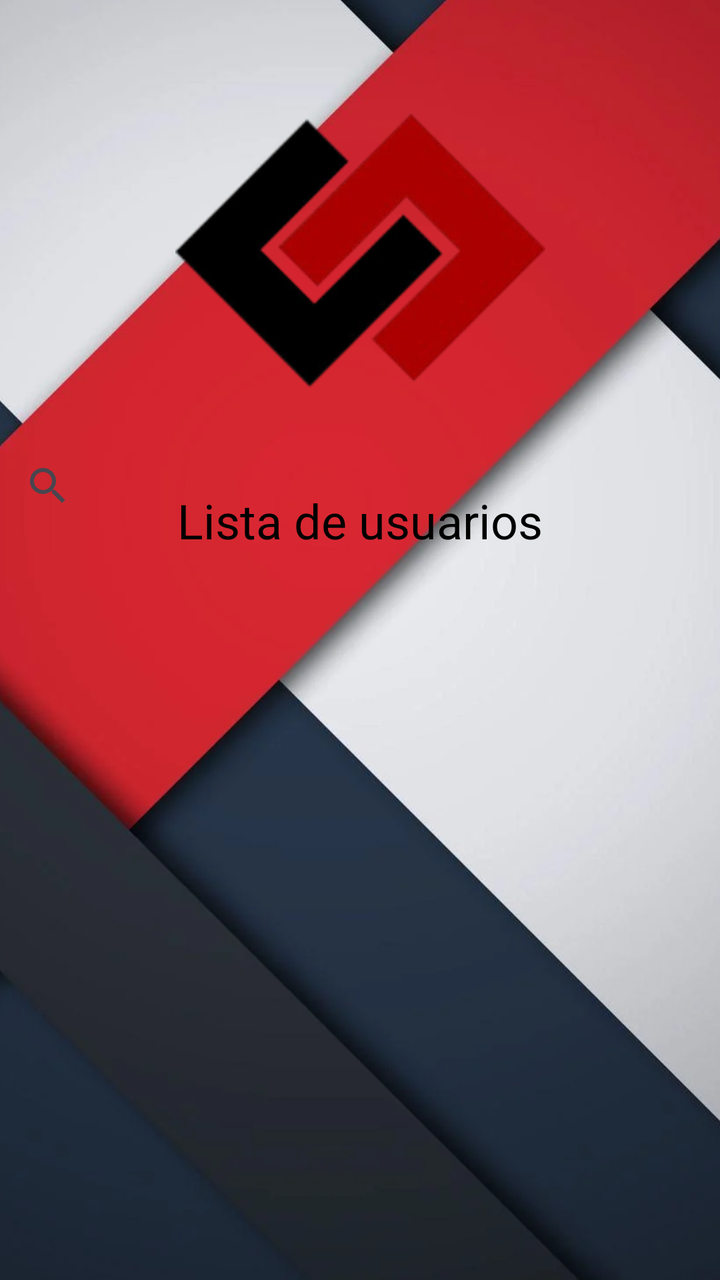
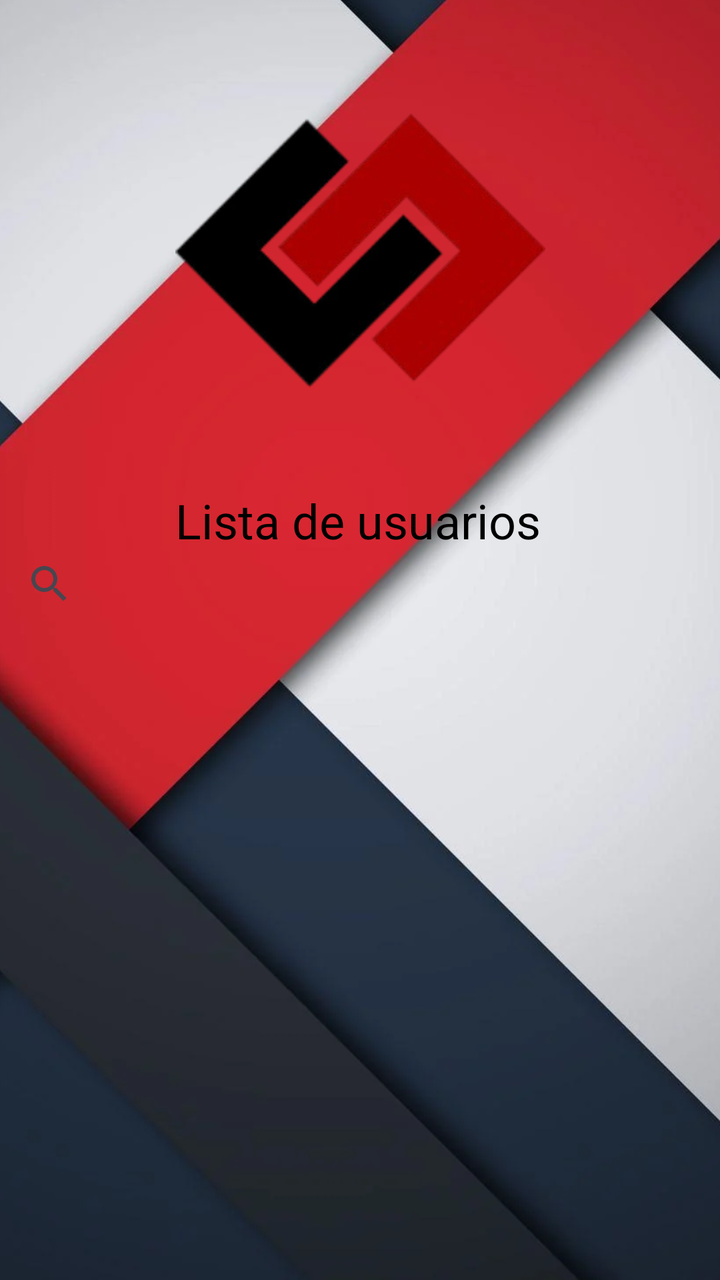

Two renders of the same Android screen: before a commit and after it. Below are the layout's source before the change and the commit's diff.
<!-- AndroidManifest.xml: application theme Theme.EliteCybersecurityHub -->
<!-- res/layout/activity_listausuarios.xml -->
<?xml version="1.0" encoding="utf-8"?>
<androidx.constraintlayout.widget.ConstraintLayout
    xmlns:android="http://schemas.android.com/apk/res/android"
    xmlns:app="http://schemas.android.com/apk/res-auto"
    xmlns:tools="http://schemas.android.com/tools"
    android:layout_width="match_parent"
    android:layout_height="match_parent"
    android:orientation="vertical">

    <ImageView
        android:id="@+id/imageView14"
        android:layout_width="476dp"
        android:layout_height="879dp"
        app:layout_constraintBottom_toBottomOf="parent"
        app:layout_constraintEnd_toEndOf="parent"
        app:layout_constraintHorizontal_bias="0.676"
        app:layout_constraintStart_toStartOf="parent"
        app:layout_constraintTop_toTopOf="parent"
        app:layout_constraintVertical_bias="0.777"
        app:srcCompat="@drawable/umnbackground" />

    <TextView
        android:id="@+id/correotextolgn4"
        android:layout_width="wrap_content"
        android:layout_height="wrap_content"
        android:layout_marginTop="32dp"
        android:scrollbarSize="4dp"
        android:text="Lista de usuarios"
        android:textColor="#000000"
        android:textSize="24dp"
        app:layout_constraintEnd_toEndOf="parent"
        app:layout_constraintStart_toStartOf="parent"
        app:layout_constraintTop_toBottomOf="@+id/imageView15" />

    <ImageView
        android:id="@+id/imageView15"
        android:layout_width="185dp"
        android:layout_height="176dp"
        android:layout_marginTop="36dp"
        app:layout_constraintEnd_toEndOf="parent"
        app:layout_constraintStart_toStartOf="parent"
        app:layout_constraintTop_toTopOf="parent"
        app:srcCompat="@drawable/umenizulu" />

    <androidx.appcompat.widget.SearchView
        android:id="@+id/searchViewUsuarios"
        android:layout_width="match_parent"
        android:layout_height="wrap_content"
        android:hint="Buscar"
        android:queryHint="Buscar usuario..."
        app:layout_constraintBottom_toTopOf="@+id/rvUsuarios"
        app:layout_constraintEnd_toEndOf="parent"
        app:layout_constraintHorizontal_bias="0.0"
        app:layout_constraintStart_toStartOf="parent" />

    <androidx.recyclerview.widget.RecyclerView
        android:id="@+id/rvUsuarios"
        android:layout_width="193dp"
        android:layout_height="341dp"
        android:layout_marginBottom="32dp"
        app:layout_constraintBottom_toBottomOf="parent"
        app:layout_constraintEnd_toEndOf="parent"
        app:layout_constraintStart_toStartOf="parent" />

</androidx.constraintlayout.widget.ConstraintLayout>
<!-- resources referenced by this layout -->
<resources>
  <!-- drawable umenizulu: webp bitmap (drawable, 10790 bytes) -->
  <!-- drawable umnbackground: webp bitmap (drawable, 31626 bytes) -->
  <style name="Theme.EliteCybersecurityHub" parent="Base.Theme.EliteCybersecurityHub" />
  <style name="Base.Theme.EliteCybersecurityHub" parent="Theme.Material3.DayNight.NoActionBar">
          
          
      </style>
</resources>

<!-- the commit's change to res/layout/activity_listausuarios.xml (unified diff, before → after) -->
@@ -8,7 +8,7 @@
     android:orientation="vertical">
 
     <ImageView
-        android:id="@+id/imageView14"
+        android:id="@+id/imageView10"
         android:layout_width="476dp"
         android:layout_height="879dp"
         app:layout_constraintBottom_toBottomOf="parent"
@@ -18,6 +18,16 @@
         app:layout_constraintTop_toTopOf="parent"
         app:layout_constraintVertical_bias="0.777"
         app:srcCompat="@drawable/umnbackground" />
+
+    <ImageView
+        android:id="@+id/imageView15"
+        android:layout_width="185dp"
+        android:layout_height="176dp"
+        android:layout_marginTop="36dp"
+        app:layout_constraintEnd_toEndOf="parent"
+        app:layout_constraintStart_toStartOf="parent"
+        app:layout_constraintTop_toTopOf="parent"
+        app:srcCompat="@drawable/umenizulu" />
 
     <TextView
         android:id="@+id/correotextolgn4"
@@ -29,37 +39,29 @@
         android:textColor="#000000"
         android:textSize="24dp"
         app:layout_constraintEnd_toEndOf="parent"
+        app:layout_constraintHorizontal_bias="0.495"
         app:layout_constraintStart_toStartOf="parent"
         app:layout_constraintTop_toBottomOf="@+id/imageView15" />
 
-    <ImageView
-        android:id="@+id/imageView15"
-        android:layout_width="185dp"
-        android:layout_height="176dp"
-        android:layout_marginTop="36dp"
+    <androidx.appcompat.widget.SearchView
+        android:id="@+id/searchViewUsuarios"
+        android:layout_width="62dp"
+        android:layout_height="272dp"
+        android:layout_marginTop="156dp"
+        android:hint="Buscar"
+        android:queryHint="Buscar usuario..."
+        app:layout_constraintEnd_toEndOf="parent"
+        app:layout_constraintHorizontal_bias="0.002"
+        app:layout_constraintStart_toStartOf="parent"
+        app:layout_constraintTop_toTopOf="parent"/>
+
+    <ListView
+        android:id="@+id/lista"
+        android:layout_width="409dp"
+        android:layout_height="236dp"
+        android:layout_marginTop="152dp"
         app:layout_constraintEnd_toEndOf="parent"
         app:layout_constraintStart_toStartOf="parent"
-        app:layout_constraintTop_toTopOf="parent"
-        app:srcCompat="@drawable/umenizulu" />
-
-    <androidx.appcompat.widget.SearchView
-        android:id="@+id/searchViewUsuarios"
-        android:layout_width="match_parent"
-        android:layout_height="wrap_content"
-        android:hint="Buscar"
-        android:queryHint="Buscar usuario..."
-        app:layout_constraintBottom_toTopOf="@+id/rvUsuarios"
-        app:layout_constraintEnd_toEndOf="parent"
-        app:layout_constraintHorizontal_bias="0.0"
-        app:layout_constraintStart_toStartOf="parent" />
-
-    <androidx.recyclerview.widget.RecyclerView
-        android:id="@+id/rvUsuarios"
-        android:layout_width="193dp"
-        android:layout_height="341dp"
-        android:layout_marginBottom="32dp"
-        app:layout_constraintBottom_toBottomOf="parent"
-        app:layout_constraintEnd_toEndOf="parent"
-        app:layout_constraintStart_toStartOf="parent" />
+        app:layout_constraintTop_toBottomOf="@+id/correotextolgn4" />
 
 </androidx.constraintlayout.widget.ConstraintLayout>
